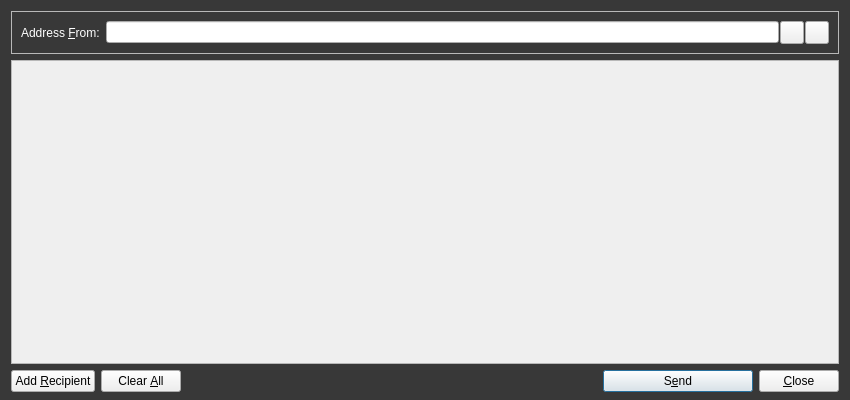
phantomxdev/phantomx, file src/qt/forms/sendmessagesdialog.ui: the form before one commit.
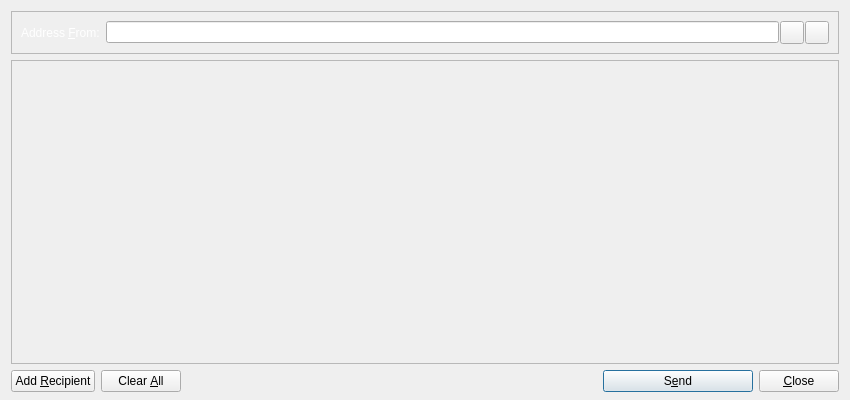
The form after the commit. Icons and pictures are not drawn. Custom widgets are drawn as their Qt base class.

Patch:
```diff
--- a/src/qt/forms/sendmessagesdialog.ui
+++ b/src/qt/forms/sendmessagesdialog.ui
@@ -14,7 +14,7 @@
    <string>Send Messages</string>
   </property>
   <property name="styleSheet">
-   <string notr="true">#SendMessagesDialog { background-color: #383838; }</string>
+   <string notr="true">#SendMessagesDialog {  }</string>
   </property>
   <layout class="QVBoxLayout" name="verticalLayout" stretch="0,1,0">
    <property name="bottomMargin">
```
